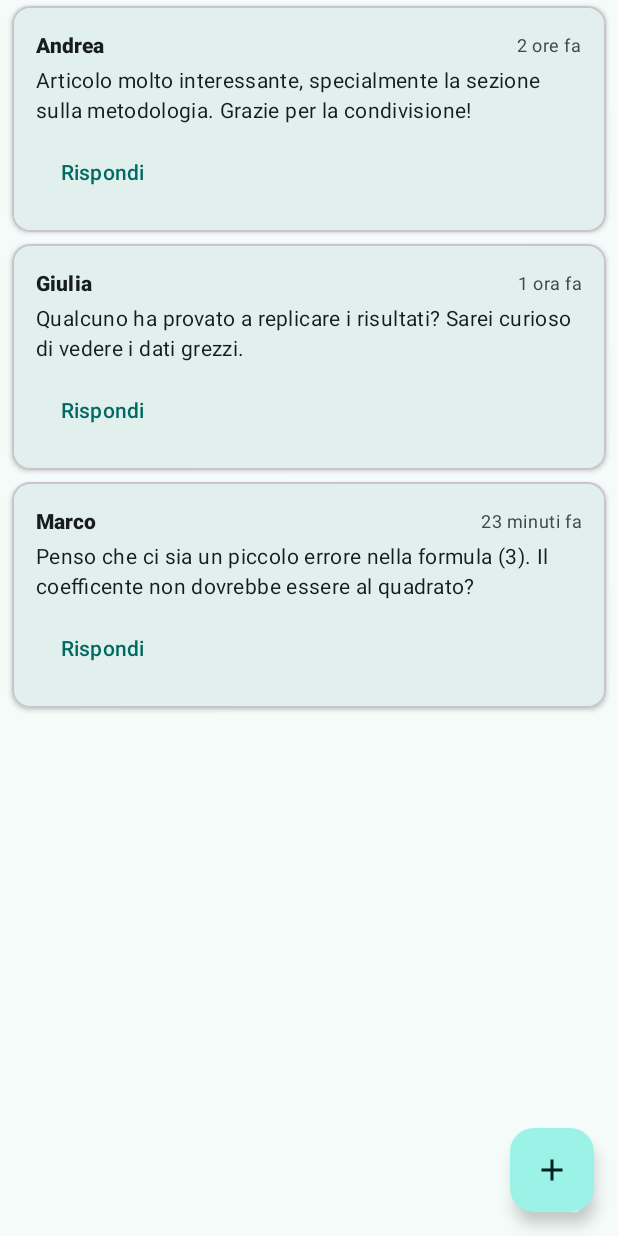
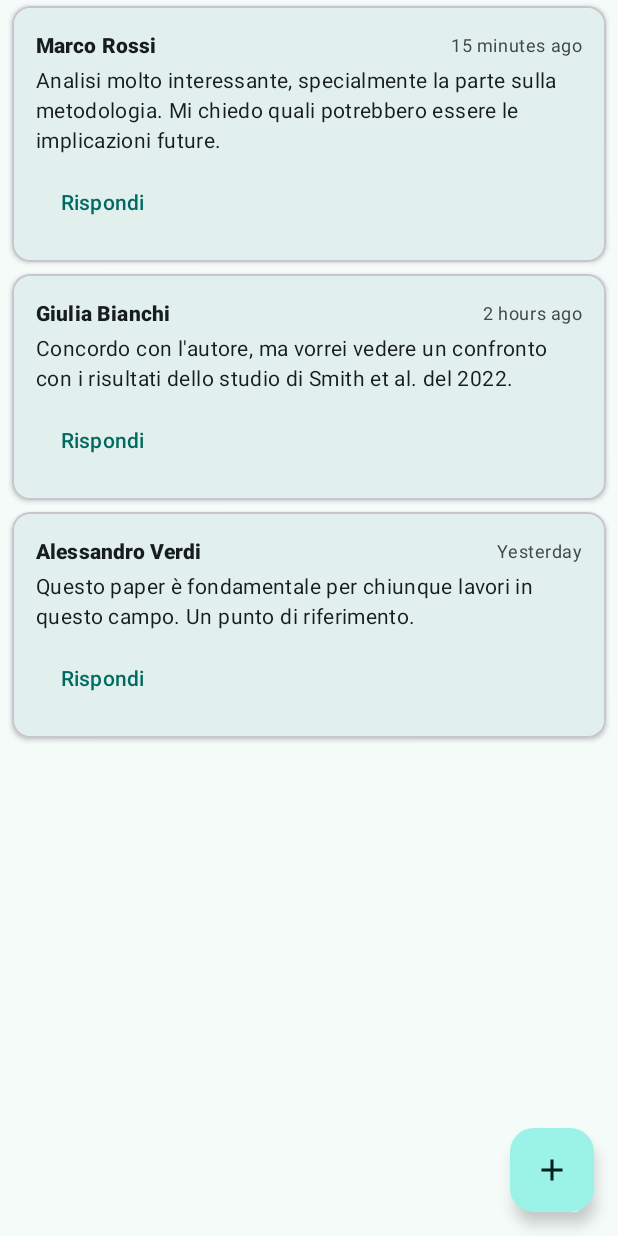
Before and after one commit to andreaturchet/PaperGram, an Android app: the fragment CommentsFragment shown on its own in the app's theme, on a phone screen of 412 x 824 dp. Run offline under Robolectric (Android 15) with nearby library versions, the phone set to English and light mode, and no system bars; our stand-ins replace Room's generated code; 2 statements that could not run were skipped.

Commit message:
implementation of real comments and like but only for a single user

```diff
--- a/app/src/main/java/com/ciwrl/papergram/data/database/AppDatabase.kt
+++ b/app/src/main/java/com/ciwrl/papergram/data/database/AppDatabase.kt
@@ -9,6 +9,8 @@ import androidx.room.RoomDatabase
 abstract class AppDatabase : RoomDatabase() {
 
     abstract fun savedPaperDao(): SavedPaperDao
+    abstract fun userLikeDao(): UserLikeDao
+    abstract fun commentDao(): CommentDao
 
     companion object {
         @Volatile
--- a/app/src/main/java/com/ciwrl/papergram/data/database/SavedPaperDao.kt
+++ b/app/src/main/java/com/ciwrl/papergram/data/database/SavedPaperDao.kt
@@ -10,10 +10,10 @@ import kotlinx.coroutines.flow.Flow
 interface SavedPaperDao {
 
     @Insert(onConflict = OnConflictStrategy.REPLACE)
-    fun insertPaper(paper: SavedPaperEntity)
+    suspend fun insertPaper(paper: SavedPaperEntity)
 
     @Query("DELETE FROM saved_papers WHERE id = :paperId")
-    fun deletePaperById(paperId: String): Int
+    suspend fun deletePaperById(paperId: String): Int
 
     @Query("SELECT EXISTS(SELECT 1 FROM saved_papers WHERE id = :paperId)")
     fun isPaperSaved(paperId: String): Flow<Boolean>
--- a/app/src/main/java/com/ciwrl/papergram/ui/adapter/CommentsAdapter.kt
+++ b/app/src/main/java/com/ciwrl/papergram/ui/adapter/CommentsAdapter.kt
@@ -8,13 +8,20 @@ import androidx.recyclerview.widget.RecyclerView
 import com.ciwrl.papergram.data.model.Comment
 import com.ciwrl.papergram.databinding.ItemCommentBinding
 
-class CommentsAdapter : ListAdapter<Comment, CommentsAdapter.CommentViewHolder>(DiffCallback) {
+class CommentsAdapter(
+    private val onReplyClick: (Comment) -> Unit
+) : ListAdapter<Comment, CommentsAdapter.CommentViewHolder>(DiffCallback) {
+
 
     class CommentViewHolder(private val binding: ItemCommentBinding) : RecyclerView.ViewHolder(binding.root) {
-        fun bind(comment: Comment) {
+        fun bind(comment: Comment, onReplyClick: (Comment) -> Unit) {
             binding.commentUserName.text = comment.userName
             binding.commentTimestamp.text = comment.timestamp
             binding.commentText.text = comment.commentText
+
+            binding.buttonReply.setOnClickListener {
+                onReplyClick(comment)
+            }
         }
     }
 
@@ -25,8 +32,9 @@ class CommentsAdapter : ListAdapter<Comment, CommentsAdapter.CommentViewHolder>(
 
     override fun onBindViewHolder(holder: CommentViewHolder, position: Int) {
         val comment = getItem(position)
-        holder.bind(comment)
+        holder.bind(comment, onReplyClick)
     }
+
 
     companion object DiffCallback : DiffUtil.ItemCallback<Comment>() {
         override fun areItemsTheSame(oldItem: Comment, newItem: Comment): Boolean {
--- a/app/src/main/java/com/ciwrl/papergram/ui/comments/CommentsFragment.kt
+++ b/app/src/main/java/com/ciwrl/papergram/ui/comments/CommentsFragment.kt
@@ -6,9 +6,14 @@ import android.view.View
 import android.view.ViewGroup
 import androidx.fragment.app.Fragment
 import androidx.fragment.app.viewModels
+import androidx.lifecycle.lifecycleScope
+import androidx.navigation.fragment.navArgs
 import androidx.recyclerview.widget.LinearLayoutManager
 import com.ciwrl.papergram.databinding.FragmentCommentsBinding
 import com.ciwrl.papergram.ui.adapter.CommentsAdapter
+import com.google.android.material.dialog.MaterialAlertDialogBuilder
+import com.google.android.material.textfield.TextInputEditText
+import kotlinx.coroutines.launch
 
 class CommentsFragment : Fragment() {
 
@@ -17,6 +22,7 @@ class CommentsFragment : Fragment() {
 
     private val viewModel: CommentsViewModel by viewModels()
     private lateinit var commentsAdapter: CommentsAdapter
+    private val args: CommentsFragmentArgs by navArgs()
 
     override fun onCreateView(
         inflater: LayoutInflater, container: ViewGroup?,
@@ -28,22 +34,55 @@ class CommentsFragment : Fragment() {
 
     override fun onViewCreated(view: View, savedInstanceState: Bundle?) {
         super.onViewCreated(view, savedInstanceState)
-        setupRecyclerView()
 
-        viewModel.comments.observe(viewLifecycleOwner) { comments ->
-            commentsAdapter.submitList(comments)
+        val paperId = args.paperId
+        setupRecyclerView(paperId)
+
+        viewLifecycleOwner.lifecycleScope.launch {
+            viewModel.getCommentsForPaper(paperId).collect { comments ->
+                commentsAdapter.submitList(comments)
+            }
         }
 
-        // Care i commenti finti
-        viewModel.loadCommentsForPaper("fake-id")
+        binding.fabAddComment.setOnClickListener {
+            showAddCommentDialog(paperId, null)
+        }
     }
 
-    private fun setupRecyclerView() {
-        commentsAdapter = CommentsAdapter()
+    private fun setupRecyclerView(paperId: String) {
+        commentsAdapter = CommentsAdapter(
+            onReplyClick = { commentToReply ->
+                showAddCommentDialog(paperId, commentToReply.userName)
+            }
+        )
         binding.recyclerViewComments.apply {
             adapter = commentsAdapter
             layoutManager = LinearLayoutManager(context)
         }
+    }
+
+    private fun showAddCommentDialog(paperId: String, replyToUserName: String?) {
+        val editText = TextInputEditText(requireContext())
+        val padding = (19 * resources.displayMetrics.density).toInt()
+        editText.setPadding(padding, padding, padding, padding)
+
+        val dialogTitle = if (replyToUserName != null) "Rispondi a $replyToUserName" else "Nuovo Commento"
+        val prefillText = if (replyToUserName != null) "@$replyToUserName " else ""
+
+        editText.setText(prefillText)
+        editText.setSelection(prefillText.length)
+
+        MaterialAlertDialogBuilder(requireContext())
+            .setTitle(dialogTitle)
+            .setView(editText)
+            .setPositiveButton("Invia") { _, _ ->
+                val text = editText.text.toString().trim()
+                if (text.isNotBlank()) {
+                    viewModel.addComment(paperId, text)
+                }
+            }
+            .setNegativeButton("Annulla", null)
+            .show()
     }
 
     override fun onDestroyView() {
--- a/app/src/main/java/com/ciwrl/papergram/ui/comments/CommentsViewModel.kt
+++ b/app/src/main/java/com/ciwrl/papergram/ui/comments/CommentsViewModel.kt
@@ -1,40 +1,78 @@
 package com.ciwrl.papergram.ui.comments
 
-import androidx.lifecycle.LiveData
-import androidx.lifecycle.MutableLiveData
-import androidx.lifecycle.ViewModel
+import android.app.Application
+import android.text.format.DateUtils
+import androidx.lifecycle.AndroidViewModel
+import androidx.lifecycle.viewModelScope
+import com.ciwrl.papergram.data.UserPreferences
+import com.ciwrl.papergram.data.database.AppDatabase
+import com.ciwrl.papergram.data.database.CommentEntity
 import com.ciwrl.papergram.data.model.Comment
-import java.util.UUID
+import kotlinx.coroutines.Dispatchers
+import kotlinx.coroutines.flow.Flow
+import kotlinx.coroutines.flow.map
+import kotlinx.coroutines.launch
+import java.util.concurrent.TimeUnit
 
-class CommentsViewModel : ViewModel() {
+class CommentsViewModel(application: Application) : AndroidViewModel(application) {
 
-    private val _comments = MutableLiveData<List<Comment>>()
-    val comments: LiveData<List<Comment>> = _comments
+    private val commentDao = AppDatabase.getDatabase(application).commentDao()
+    private val userName = UserPreferences.getUserName(application)
 
-    fun loadCommentsForPaper(paperId: String) {
-        val fakeComments = listOf(
+    fun getCommentsForPaper(paperId: String): Flow<List<Comment>> {
+        val realCommentsFlow = commentDao.getCommentsForPaper(paperId)
+
+        return realCommentsFlow.map { realCommentEntities ->
+            val realComments = realCommentEntities.map { entity ->
+                Comment(
+                    id = entity.id.toString(),
+                    userName = entity.userName,
+                    userAvatarUrl = "",
+                    timestamp = DateUtils.getRelativeTimeSpanString(entity.timestamp).toString(),
+                    commentText = entity.text
+                )
+            }
+            realComments + createFakeComments()
+        }
+    }
+
+    fun addComment(paperId: String, text: String) {
+        viewModelScope.launch(Dispatchers.IO) {
+            val comment = CommentEntity(
+                paperId = paperId,
+                text = text,
+                timestamp = System.currentTimeMillis(),
+                userName = userName
+            )
+            commentDao.insert(comment)
+        }
+    }
+
+    // Funzione helper per creare una lista di commenti finti
+    private fun createFakeComments(): List<Comment> {
+        val now = System.currentTimeMillis()
+        return listOf(
             Comment(
-                id = UUID.randomUUID().toString(),
-                userName = "Andrea",
+                id = "fake_1",
+                userName = "Marco Rossi",
                 userAvatarUrl = "",
-                timestamp = "2 ore fa",
-                commentText = "Articolo molto interessante, specialmente la sezione sulla metodologia. Grazie per la condivisione!"
+                timestamp = DateUtils.getRelativeTimeSpanString(now - TimeUnit.MINUTES.toMillis(15)).toString(),
+                commentText = "Analisi molto interessante, specialmente la parte sulla metodologia. Mi chiedo quali potrebbero essere le implicazioni future."
             ),
             Comment(
-                id = UUID.randomUUID().toString(),
-                userName = "Giulia",
+                id = "fake_2",
+                userName = "Giulia Bianchi",
                 userAvatarUrl = "",
-                timestamp = "1 ora fa",
-                commentText = "Qualcuno ha provato a replicare i risultati? Sarei curioso di vedere i dati grezzi."
+                timestamp = DateUtils.getRelativeTimeSpanString(now - TimeUnit.HOURS.toMillis(2)).toString(),
+                commentText = "Concordo con l'autore, ma vorrei vedere un confronto con i risultati dello studio di Smith et al. del 2022."
             ),
             Comment(
-                id = UUID.randomUUID().toString(),
-                userName = "Marco",
+                id = "fake_3",
+                userName = "Alessandro Verdi",
                 userAvatarUrl = "",
-                timestamp = "23 minuti fa",
-                commentText = "Penso che ci sia un piccolo errore nella formula (3). Il coefficente non dovrebbe essere al quadrato?"
+                timestamp = DateUtils.getRelativeTimeSpanString(now - TimeUnit.DAYS.toMillis(1)).toString(),
+                commentText = "Questo paper è fondamentale per chiunque lavori in questo campo. Un punto di riferimento."
             )
         )
-        _comments.value = fakeComments
     }
 }
--- a/app/src/main/java/com/ciwrl/papergram/ui/home/FeedFragment.kt
+++ b/app/src/main/java/com/ciwrl/papergram/ui/home/FeedFragment.kt
@@ -101,10 +101,10 @@ class FeedFragment : Fragment() {
                 homeViewModel.toggleSaveState(paper, isSaved)
             },
             onLikeClick = { paper ->
-                Toast.makeText(requireContext(), "Like/Unlike: ${paper.title}", Toast.LENGTH_SHORT).show()
+                homeViewModel.toggleLikeState(paper)
             },
-            onCommentClick = {
-                val action = FeedFragmentDirections.actionNavHomeToCommentsFragment()
+            onCommentClick = { paper ->
+                val action = FeedFragmentDirections.actionNavHomeToCommentsFragment(paper.id)
                 findNavController().navigate(action)
             }
         )
--- a/app/src/main/res/values/strings.xml
+++ b/app/src/main/res/values/strings.xml
@@ -81,7 +81,7 @@
     <string name="cat_math_lo">Logica</string>
     <string name="cat_math_nt">Teoria dei Numeri</string>
     <string name="cat_math_pr">Probabilità</string>
-    <string name="cat_math_st">Statistica</string>
+    <string name="cat_math_st">Statistica (Matematica)</string>
 
     <string name="cat_main_biology">Biologia</string>
     <string name="cat_q_bio_bm">Biomolecole</string>
@@ -99,7 +99,7 @@
     <string name="cat_stat_ap">Applicazioni</string>
     <string name="cat_stat_co">Calcolo</string>
     <string name="cat_stat_me">Metodologia</string>
-    <string name="cat_stat_ml">Apprendimento Automatico</string>
+    <string name="cat_stat_ml">Apprendimento Automatico (Statistica)</string>
     <string name="cat_stat_th">Teoria della Statistica</string>
 
     <string name="cat_main_engineering_and_systems">Ingegneria e Sistemi</string>
--- a/gradle/libs.versions.toml
+++ b/gradle/libs.versions.toml
@@ -1,9 +1,11 @@
+
 [versions]
 agp = "8.4.1"
+kotlin = "1.9.24"
+ksp = "1.9.24-1.0.20"
 flexbox = "3.0.0"
 glide = "4.16.0"
 gson = "2.10.1"
-kotlin = "2.0.21"
 coreKtx = "1.13.1"
 junit = "4.13.2"
 junitVersion = "1.2.1"
@@ -22,7 +24,6 @@ retrofit = "2.9.0"
 viewpager2 = "1.1.0"
 navigationSafeargs = "2.7.7"
 room = "2.6.1"
-ksp = "2.1.21-2.0.1"
 swiperefreshlayout = "1.2.0-alpha01"
 shimmer = "0.5.0"
 
```
Also changed, not shown: app/src/main/java/com/ciwrl/papergram/ui/home/HomeViewModel.kt (+47 -9 lines), app/src/main/res/navigation/mobile_navigation.xml (+10 -1 lines).
